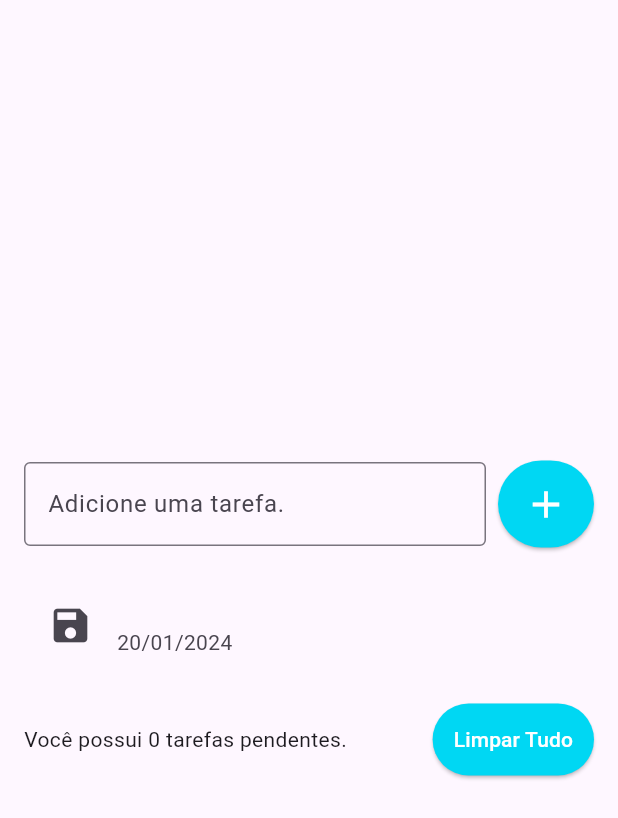
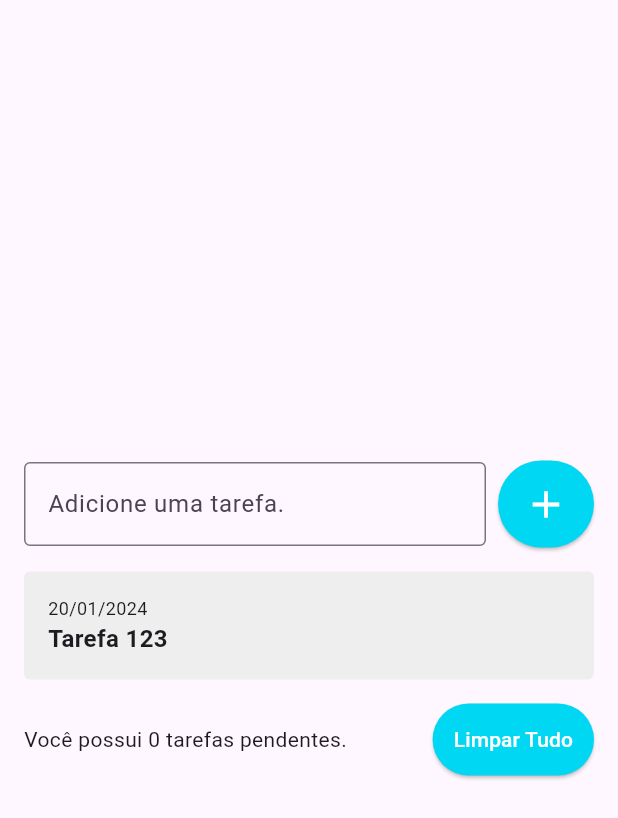
Before and after one commit to iraponan/todo_list, a Flutter app: the screen it shows after launch, after a tap on the "add" icon, on a phone screen of 412 x 824 dp. Shown: the top 818 px of the screen. Run offline on Flutter 3.47's test engine with Material 3 defaults, Android fonts, the phone set to English and light mode, and no system bars.

Commit message:
Criando os itens da lista.

```diff
--- a/lib/pages/todo_list_page.dart
+++ b/lib/pages/todo_list_page.dart
@@ -1,4 +1,5 @@
 import 'package:flutter/material.dart';
+import 'package:todo_list/widgets/todo_list_item.dart';
 
 class TodoListPage extends StatefulWidget {
   const TodoListPage({super.key});
@@ -66,17 +67,7 @@ class _TodoListPageState extends State<TodoListPage> {
                   shrinkWrap: true,
                   children: [
                     for (String todo in todos)
-                      ListTile(
-                        title: Text(todo),
-                        subtitle: const Text('20/01/2024'),
-                        leading: const Icon(
-                          Icons.save,
-                          size: 30,
-                        ),
-                        onTap: () {
-                          print('Tarefa $todo');
-                        },
-                      ),
+                      const TodoListItem(),
                   ],
                 ),
               ),
--- /dev/null
+++ b/lib/widgets/todo_list_item.dart
@@ -0,0 +1,34 @@
+import 'package:flutter/material.dart';
+
+class TodoListItem extends StatelessWidget {
+  const TodoListItem({super.key});
+
+  @override
+  Widget build(BuildContext context) {
+    return Container(
+      decoration: BoxDecoration(
+        borderRadius: BorderRadius.circular(4),
+        color: Colors.grey[200],
+      ),
+      padding: const EdgeInsets.all(16),
+      child: const Column(
+        crossAxisAlignment: CrossAxisAlignment.start,
+        children: [
+          Text(
+            '20/01/2024',
+            style: TextStyle(
+              fontSize: 12,
+            ),
+          ),
+          Text(
+            'Tarefa 123',
+            style: TextStyle(
+              fontSize: 16,
+              fontWeight: FontWeight.w600,
+            ),
+          ),
+        ],
+      ),
+    );
+  }
+}
```
